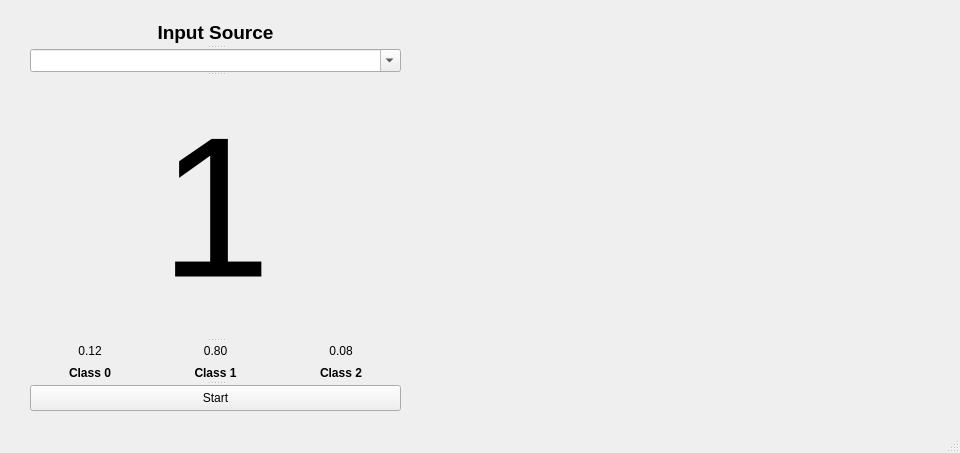
Before: the Qt Designer form Qt Creator/livePred.ui in K-J-Q/Cochannel-Speech-Detector, drawn with Qt 5.
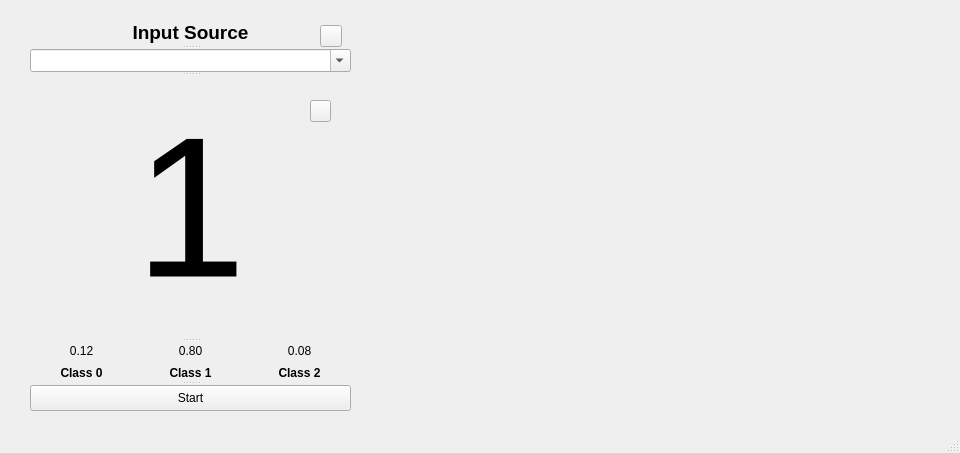
After: the same form once the commit is applied. Custom widgets are drawn as their Qt base class.

Diff of the .ui file:
```diff
--- a/Qt Creator/livePred.ui
+++ b/Qt Creator/livePred.ui
@@ -22,7 +22,7 @@
      <rect>
       <x>30</x>
       <y>20</y>
-      <width>371</width>
+      <width>321</width>
       <height>391</height>
      </rect>
     </property>
@@ -177,9 +177,9 @@
    <widget class="PlotWidget" name="spectrogramGraphWidget" native="true">
     <property name="geometry">
      <rect>
-      <x>450</x>
+      <x>390</x>
       <y>20</y>
-      <width>481</width>
+      <width>541</width>
       <height>291</height>
      </rect>
     </property>
@@ -187,13 +187,39 @@
    <widget class="PlotWidget" name="labelGraphWidget" native="true">
     <property name="geometry">
      <rect>
-      <x>450</x>
+      <x>390</x>
       <y>310</y>
-      <width>481</width>
-      <height>80</height>
+      <width>541</width>
+      <height>91</height>
      </rect>
     </property>
    </widget>
+   <widget class="QToolButton" name="refreshButton">
+    <property name="geometry">
+     <rect>
+      <x>320</x>
+      <y>25</y>
+      <width>22</width>
+      <height>22</height>
+     </rect>
+    </property>
+    <property name="text">
+     <string/>
+    </property>
+   </widget>
+   <widget class="QToolButton" name="onTopButton">
+    <property name="geometry">
+     <rect>
+      <x>310</x>
+      <y>100</y>
+      <width>21</width>
+      <height>22</height>
+     </rect>
+    </property>
+    <property name="text">
+     <string/>
+    </property>
+   </widget>
   </widget>
   <widget class="QMenuBar" name="menubar">
    <property name="geometry">
```
